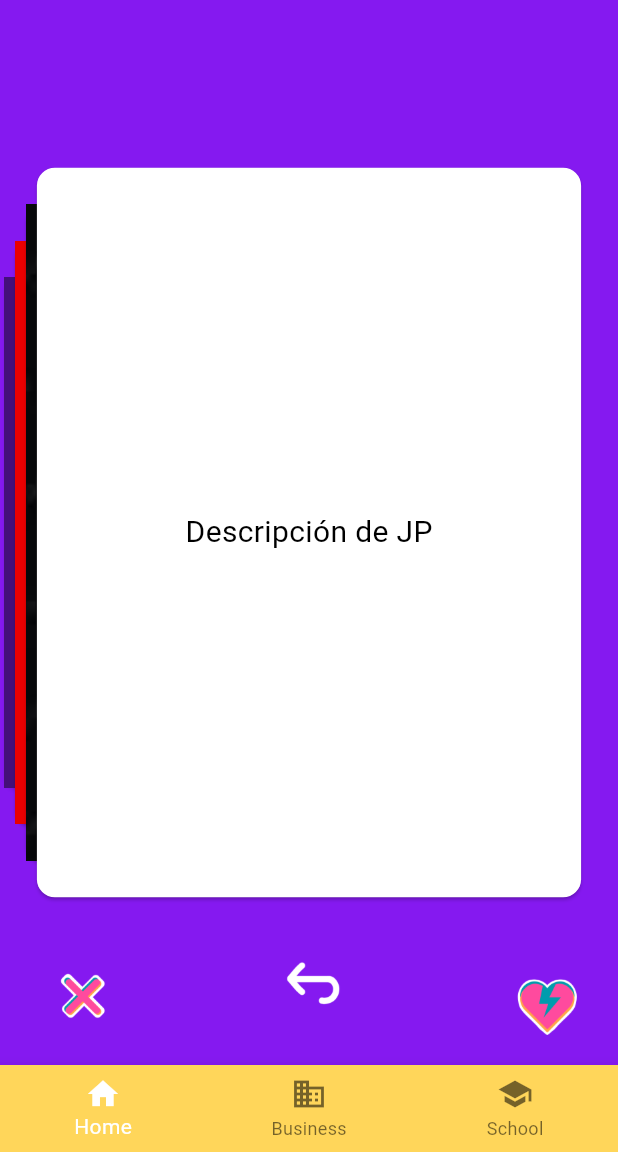
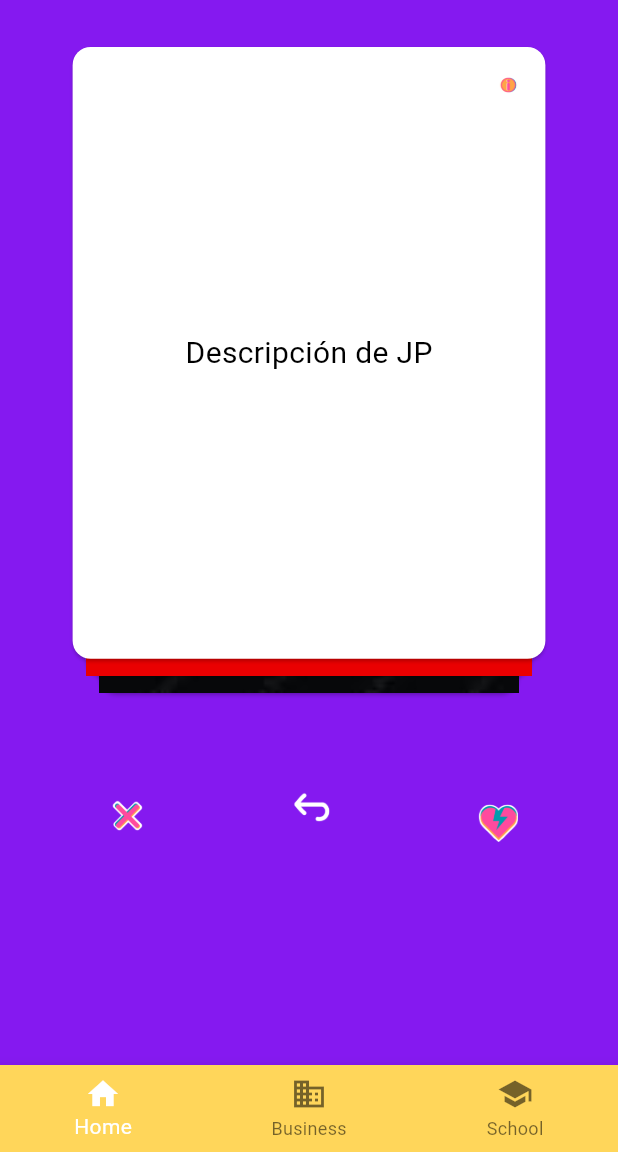
Before and after one commit to AleOc94/InfluagencyApp, a Flutter app: the DemoSwipe screen opened directly, after a tap on "Descripción de EM", on a phone screen of 412 x 824 dp, the part 84-1236 px from its top. Run offline on Flutter 3.47's test engine with Material 3 defaults, Android fonts, the phone set to English and light mode, and no system bars; drawn by our look-alikes of flip_card, tcard; our stand-ins replace awesome_notifications, firebase_auth, firebase_core, flutter_swiper_null_safety, fluttertoast, font_awesome_flutter and 1 more; missing offline and left inert: flutter_facebook_auth; accounts and stored records are empty.

```diff
--- a/lib/InfluencerMarca.dart
+++ b/lib/InfluencerMarca.dart
@@ -56,7 +56,7 @@ class IfluencerMarca extends StatelessWidget {
                       onPressed: () {
                         Navigator.push(
                           context,
-                          MaterialPageRoute(builder: (context) => SwipeoInfluencers()), // Navega a la nueva pantalla
+                          MaterialPageRoute(builder: (context) => DemoSwipe()), // Navega a la nueva pantalla
                         );
                       },
                       style: ElevatedButton.styleFrom(
@@ -79,7 +79,7 @@ class IfluencerMarca extends StatelessWidget {
                       onPressed: () {
                          Navigator.push(
                           context,
-                          MaterialPageRoute(builder: (context) => DemoSwipe()), // Navega a la nueva pantalla
+                          MaterialPageRoute(builder: (context) => SwipeoInfluencers()), // Navega a la nueva pantalla
                          );
                       },
                       style: ElevatedButton.styleFrom(
--- a/lib/demo_swip.dart
+++ b/lib/demo_swip.dart
@@ -1,5 +1,6 @@
 import 'package:flutter/material.dart';
-import 'package:flutter_swiper_null_safety/flutter_swiper_null_safety.dart';
+import 'package:fluttertoast/fluttertoast.dart';
+import 'package:tcard/tcard.dart';
 import 'package:flip_card/flip_card.dart';
 
 void main() => runApp(MyApp());
@@ -31,60 +32,120 @@ class _DemoSwipeState extends State<DemoSwipe> {
     'Descripción de EM',
   ];
 
-  List<Map<String, String>> swipedImages = [];
-  int currentIndex = 0;
-  String? message;
+  List<Widget> cards = [];
+  TCardController _controller = TCardController();
+  bool noMoreCards = false;
+  bool canGoBack = false; // Para controlar si se puede volver a la tarjeta anterior
+  int currentIndex = 0; // Índice de la tarjeta actual
 
-  void likeImage() {
-    if (currentIndex < images.length) {
-      setLastSwiped('like', images[currentIndex], descriptions[currentIndex]);
-      setState(() {
-        images.removeAt(currentIndex);
-        descriptions.removeAt(currentIndex);
-        showMessage('Estás interesado en este influencer');
-      });
-    }
+  @override
+  void initState() {
+    super.initState();
+    cards = List.generate(
+      images.length,
+      (index) => FlipCard(
+        direction: FlipDirection.HORIZONTAL,
+        front: Stack(
+          children: [
+            Card(
+              margin: EdgeInsets.all(0), // Eliminar margen para el borde blanco
+              child: Column(
+                children: [
+                  Expanded(
+                    child: Image.asset(images[index], fit: BoxFit.cover),
+                  ),
+                ],
+              ),
+            ),
+            Positioned(
+              top: 10,
+              right: 10,
+              child: Icon(
+                Icons.info,
+                color: Colors.white,
+                size: 30,
+              ),
+            ),
+          ],
+        ),
+        back: Stack(
+          children: [
+            Card(
+              margin: EdgeInsets.all(0), // Eliminar margen para el borde blanco
+              color: Colors.white,
+              child: Center(
+                child: SingleChildScrollView(
+                  padding: const EdgeInsets.all(20.0),
+                  child: Text(
+                    descriptions[index],
+                    style: TextStyle(
+                      fontSize: 20.0,
+                      color: Colors.black,
+                    ),
+                  ),
+                ),
+              ),
+            ),
+            Positioned(
+              top: 10,
+              right: 10,
+              child:  SizedBox(
+                                width: 30,
+                                height: 30,
+                                child: Image.asset('assets/images/information_icon.png'),
+                              ),
+              ),
+          ],
+        ),
+      ),
+    );
   }
 
-  void dislikeImage() {
-    if (currentIndex < images.length) {
-      setLastSwiped('dislike', images[currentIndex], descriptions[currentIndex]);
-      setState(() {
-        images.removeAt(currentIndex);
-        descriptions.removeAt(currentIndex);
-        showMessage('No estás interesado en este influencer');
-      });
+  void handleSwipe(bool isLiked) {
+    if (isLiked) {
+      Fluttertoast.showToast(
+        msg: "Estás interesado en este Influencer.",
+        toastLength: Toast.LENGTH_SHORT,
+        gravity: ToastGravity.BOTTOM,
+        timeInSecForIosWeb: 3,
+        backgroundColor: Colors.green,
+        textColor: Colors.white,
+        fontSize: 16.0,
+      );
+    } else {
+      Fluttertoast.showToast(
+        msg: "No estás interesado en este Influencer.",
+        toastLength: Toast.LENGTH_SHORT,
+        gravity: ToastGravity.BOTTOM,
+        timeInSecForIosWeb: 3,
+        backgroundColor: Colors.red,
+        textColor: Colors.white,
+        fontSize: 16.0,
+      );
     }
+    setState(() {
+      canGoBack = true; // Permitir volver a la tarjeta actual
+      currentIndex++;
+      if (currentIndex >= cards.length) {
+        noMoreCards = true;
+      }
+    });
   }
 
-  void setLastSwiped(String action, String image, String description) {
-    swipedImages.add({'action': action, 'image': image, 'description': description});
-  }
-
-  void goBack() {
-    if (swipedImages.isNotEmpty) {
-      final lastSwiped = swipedImages.removeLast();
+  void handleGoBack() {
+    if (currentIndex > 0) {
       setState(() {
-        images.insert(0, lastSwiped['image']!);
-        descriptions.insert(0, lastSwiped['description']!);
-        showMessage('Has vuelto a la imagen anterior');
+        currentIndex--;
+        canGoBack = false; // No permitir volver a la tarjeta actual nuevamente
       });
+      _controller.back();
     }
-  }
-
-  void showMessage(String msg) {
-    setState(() {
-      message = msg;
-    });
-    Future.delayed(Duration(seconds: 3), () {
-      setState(() {
-        message = null;
-      });
-    });
   }
 
   @override
   Widget build(BuildContext context) {
+    final double spacing = 20.0; // Espacio uniforme entre los elementos
+
     return Scaffold(
       appBar: AppBar(
         title: Text('Swipe Example'),
@@ -95,7 +156,7 @@ class _DemoSwipeState extends State<DemoSwipe> {
             onPressed: () {
               Navigator.push(
                 context,
-                MaterialPageRoute(builder: (context) => SettingsPage()), // Navega a la nueva pantalla
+                MaterialPageRoute(builder: (context) => SettingsPage()),
               );
             },
           ),
@@ -103,102 +164,87 @@ class _DemoSwipeState extends State<DemoSwipe> {
       ),
       body: Container(
         color: Color.fromARGB(255, 133, 25, 240), // Fondo morado
-        child: Stack(
-          children: <Widget>[
-            if (images.isNotEmpty)
-              Swiper(
-                itemBuilder: (BuildContext context, int index) {
-                  return FlipCard(
-                    direction: FlipDirection.HORIZONTAL, // Dirección de voltear
-                    front: Card(
-                      child: Image.asset(images[index], fit: BoxFit.cover),
+        child: Column(
+          mainAxisAlignment: MainAxisAlignment.start,
+          children: [
+            SizedBox(height: spacing), // Espacio debajo del AppBar
+            noMoreCards
+                ? Center(
+                    child: Text(
+                      "Por el momento no hay más influencers.",
+                      style: TextStyle(color: Colors.white, fontSize: 20.0),
+                      textAlign: TextAlign.center,
                     ),
-                    back: Card(
-                      color: Colors.white,
-                      child: Center(
-                        child: Padding(
-                          padding: const EdgeInsets.all(20.0),
-                          child: Text(
-                            descriptions[index],
-                            style: TextStyle(
-                              fontSize: 20.0,
-                              color: Colors.black,
-                            ),
-                          ),
+                  )
+                : Column(
+                    mainAxisSize: MainAxisSize.min,
+                    children: [
+                      Container(
+                        height: MediaQuery.of(context).size.height * 0.55,
+                        child: TCard(
+                          controller: _controller,
+                          size: Size(MediaQuery.of(context).size.width * 0.85,
+                              MediaQuery.of(context).size.height * 0.55), // Reducir tamaño de la tarjeta
+                          cards: cards,
+                          onForward: (index, info) {
+                            if (info.direction == SwipDirection.Right) {
+                              handleSwipe(true);
+                            } else if (info.direction == SwipDirection.Left) {
+                              handleSwipe(false);
+                            }
+                          },
+                          onEnd: () {
+                            setState(() {
+                              noMoreCards = true;
+                            });
+                          },
                         ),
                       ),
-                    ),
-                  );
-                },
-                itemCount: images.length,
-                itemWidth: MediaQuery.of(context).size.width * 0.9,
-                itemHeight: MediaQuery.of(context).size.height * 0.6,
-                layout: SwiperLayout.STACK,
-                onIndexChanged: (index) {
-                  if (index < currentIndex) {
-                    dislikeImage();
-                  } else if (index > currentIndex) {
-                    likeImage();
-                  }
-                  setState(() {
-                    currentIndex = index;
-                  });
-                },
-              ),
-            if (message != null)
-              Positioned(
-                bottom: 150,
-                left: 0,
-                right: 0,
-                child: Container(
-                  color: Colors.black54,
-                  padding: const EdgeInsets.all(10.0),
-                  child: Text(
-                    message!,
-                    style: TextStyle(
-                      color: Colors.white,
-                      fontSize: 18.0,
-                    ),
-                    textAlign: TextAlign.center,
+                      SizedBox(height: spacing), // Espacio entre la tarjeta y los iconos
+                      Padding(
+                        padding: const EdgeInsets.symmetric(vertical: 10.0),
+                        child: Row(
+                          mainAxisAlignment: MainAxisAlignment.spaceEvenly,
+                          children: [
+                            IconButton(
+                              icon: SizedBox(
+                                width: 50,
+                                height: 50,
+                                child: Image.asset('assets/images/dislike_icon.png'),
+                              ),
+                              onPressed: () {
+                                handleSwipe(false);
+                                _controller.forward();
+                              },
+                            ),
+                            IconButton(
+                              icon: SizedBox(
+                                width: 50,
+                                height: 50,
+                                child: Image.asset('assets/images/arrow_back.png'),
+                              ),
+                              onPressed: canGoBack
+                                  ? () {
+                                      handleGoBack();
+                                    }
+                                  : null,
+                            ),
+                            IconButton(
+                              icon: SizedBox(
+                                width: 50,
+                                height: 50,
+                                child: Image.asset('assets/images/like_icon.png'),
+                              ),
+                              onPressed: () {
+                                handleSwipe(true);
+                                _controller.forward();
+                              },
+                            ),
+                          ],
+                        ),
+                      ),
+                    ],
                   ),
-                ),
-              ),
-            Align(
-              alignment: Alignment.bottomCenter,
-              child: Padding(
-                padding: const EdgeInsets.all(20.0),
-                child: Row(
-                  mainAxisAlignment: MainAxisAlignment.spaceBetween,
-                  children: [
-                    GestureDetector(
-                      onTap: dislikeImage,
-                      child: Image.asset(
-                        'assets/images/dislike_icon.png', // Usa la imagen personalizada
-                        width: 75.0,
-                        height: 75.0,
-                      ),
-                    ),
-                    GestureDetector(
-                      onTap: goBack,
-                      child: Image.asset(
-                        'assets/images/arrow_back.png', // Usa la imagen personalizada
-                        color: Colors.white,
-                        width: 75.0,
-                        height: 75.0,
-                      ),
-                    ),
-                    GestureDetector(
-                      onTap: likeImage,
-                      child: Image.asset(
-                        'assets/images/like_icon.png', // Usa la imagen personalizada
-                        width: 75.0,
-                        height: 75.0,
-                      ),
-                    ),
-                  ],
-                ),
-              ),
-            ),
           ],
         ),
       ),
--- a/pubspec.yaml
+++ b/pubspec.yaml
@@ -22,7 +22,8 @@ dependencies:
   hive: ^2.2.3
   hive_flutter: ^1.1.0
   font_awesome_flutter: ^10.1.0 # Asegúrate de utilizar la última versión
-
+  tcard: ^1.3.1  # Añadida dependencia para la funcionalidad de swipe de tarjetas
+  fluttertoast: ^8.0.9  # Añadida dependencia para mostrar mensajes temporales
 
 dev_dependencies:
   flutter_test:
@@ -43,3 +44,4 @@ flutter:
     - assets/images/arrow_back.png
     - assets/images/like_icon.png
     - assets/images/dislike_icon.png
+    - assets/images/information_icon.png
```
Also changed, not shown: assets/images/information_icon.png (added), flutter_02.png (added), pubspec.lock.
